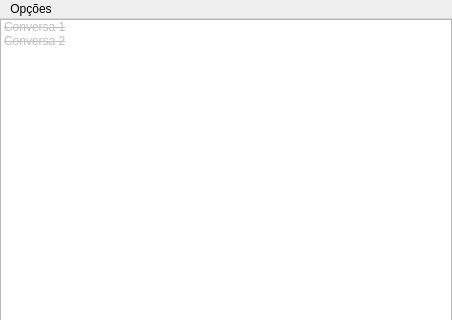
Qt form fontes/QTCC_Qt/ui/windowconversas.ui (ricardopetrere/TCC_FTT) before a commit; both pictures show x 0 to 452 and y 0 to 320 of the 452 by 611 pixel window.
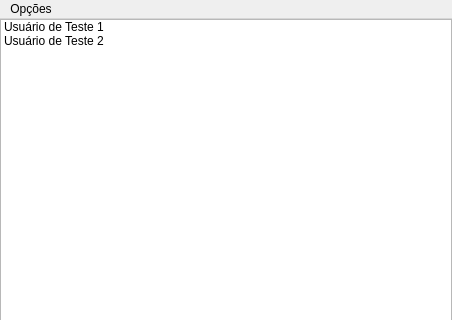
The same form after that commit. Icons and pictures are not drawn.

```diff
--- a/fontes/QTCC_Qt/ui/windowconversas.ui
+++ b/fontes/QTCC_Qt/ui/windowconversas.ui
@@ -49,28 +49,18 @@
       </property>
       <item>
        <property name="text">
-        <string>Conversa 1</string>
-       </property>
-       <property name="font">
-        <font>
-         <strikeout>true</strikeout>
-        </font>
+        <string>Usuário de Teste 1</string>
        </property>
        <property name="flags">
-        <set>ItemIsDragEnabled|ItemIsUserCheckable</set>
+        <set>ItemIsUserCheckable|ItemIsEnabled</set>
        </property>
       </item>
       <item>
        <property name="text">
-        <string>Conversa 2</string>
-       </property>
-       <property name="font">
-        <font>
-         <strikeout>true</strikeout>
-        </font>
+        <string>Usuário de Teste 2</string>
        </property>
        <property name="flags">
-        <set>ItemIsDragEnabled|ItemIsUserCheckable</set>
+        <set>ItemIsUserCheckable|ItemIsEnabled</set>
        </property>
       </item>
      </widget>
```
